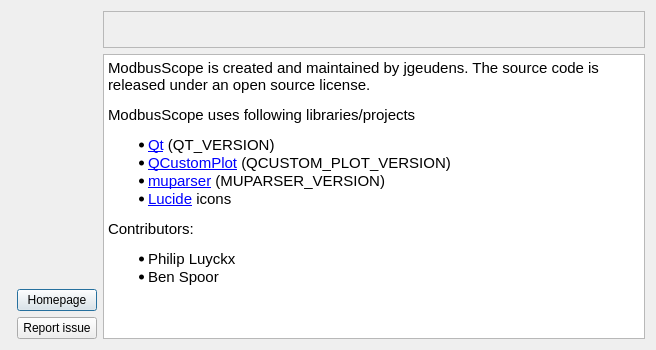
First picture: the form in src/dialogs/aboutdialog.ui, repository ModbusScope/ModbusScope, before the edit.
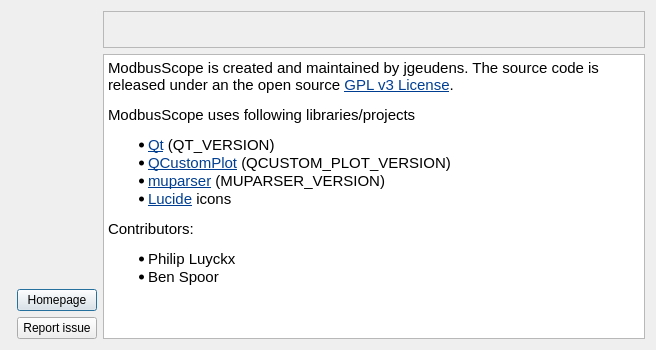
Second picture: the form after the edit. Icons and pictures are not drawn.

Commit message: Update license text + link

Diff of the .ui file:
```diff
--- a/src/dialogs/aboutdialog.ui
+++ b/src/dialogs/aboutdialog.ui
@@ -169,13 +169,13 @@
 li.unchecked::marker { content: &quot;\2610&quot;; }
 li.checked::marker { content: &quot;\2612&quot;; }
 &lt;/style&gt;&lt;/head&gt;&lt;body style=&quot; font-family:'Segoe UI'; font-size:11pt; font-weight:400; font-style:normal;&quot;&gt;
-&lt;p style=&quot; margin-top:12px; margin-bottom:12px; margin-left:0px; margin-right:0px; -qt-block-indent:0; text-indent:0px;&quot;&gt;&lt;span style=&quot; font-family:'Ubuntu';&quot;&gt;ModbusScope is created and maintained by jgeudens. The source code is released under an open source license.&lt;/span&gt;&lt;/p&gt;
+&lt;p style=&quot; margin-top:12px; margin-bottom:12px; margin-left:0px; margin-right:0px; -qt-block-indent:0; text-indent:0px;&quot;&gt;&lt;span style=&quot; font-family:'Ubuntu';&quot;&gt;ModbusScope is created and maintained by jgeudens. The source code is released under an &lt;/span&gt;the open source &lt;a href=&quot;https://github.com/ModbusScope/ModbusScope/blob/master/LICENSE&quot;&gt;&lt;span style=&quot; text-decoration: underline; color:#003e92;&quot;&gt;GPL v3 License&lt;/span&gt;&lt;/a&gt;&lt;span style=&quot; font-family:'Ubuntu';&quot;&gt;.&lt;/span&gt;&lt;/p&gt;
 &lt;p style=&quot; margin-top:12px; margin-bottom:12px; margin-left:0px; margin-right:0px; -qt-block-indent:0; text-indent:0px;&quot;&gt;&lt;span style=&quot; font-family:'Ubuntu';&quot;&gt;ModbusScope uses following libraries/projects&lt;/span&gt;&lt;/p&gt;
 &lt;ul style=&quot;margin-top: 0px; margin-bottom: 0px; margin-left: 0px; margin-right: 0px; -qt-list-indent: 1;&quot;&gt;
-&lt;li style=&quot; font-family:'Ubuntu';&quot; style=&quot; margin-top:0px; margin-bottom:0px; margin-left:0px; margin-right:0px; -qt-block-indent:0; text-indent:0px;&quot;&gt;&lt;a href=&quot;https://www.qt.io/&quot;&gt;&lt;span style=&quot; text-decoration: underline; color:#0000ff;&quot;&gt;Qt&lt;/span&gt;&lt;/a&gt; (QT_VERSION)&lt;/li&gt;
-&lt;li style=&quot; font-family:'Ubuntu';&quot; style=&quot; margin-top:0px; margin-bottom:0px; margin-left:0px; margin-right:0px; -qt-block-indent:0; text-indent:0px;&quot;&gt;&lt;a href=&quot;https://www.qcustomplot.com/&quot;&gt;&lt;span style=&quot; text-decoration: underline; color:#0000ff;&quot;&gt;QCustomPlot&lt;/span&gt;&lt;/a&gt; (QCUSTOM_PLOT_VERSION)&lt;/li&gt;
-&lt;li style=&quot; font-family:'Ubuntu';&quot; style=&quot; margin-top:0px; margin-bottom:0px; margin-left:0px; margin-right:0px; -qt-block-indent:0; text-indent:0px;&quot;&gt;&lt;a href=&quot;https://beltoforion.de/en/muparser/&quot;&gt;&lt;span style=&quot; text-decoration: underline; color:#0000ff;&quot;&gt;muparser&lt;/span&gt;&lt;/a&gt; (MUPARSER_VERSION)&lt;/li&gt;
-&lt;li style=&quot; font-family:'Ubuntu';&quot; style=&quot; margin-top:0px; margin-bottom:0px; margin-left:0px; margin-right:0px; -qt-block-indent:0; text-indent:0px;&quot;&gt;&lt;a href=&quot;https://lucide.dev/&quot;&gt;&lt;span style=&quot; text-decoration: underline; color:#0000ff;&quot;&gt;Lucide&lt;/span&gt;&lt;/a&gt; icons&lt;/li&gt;&lt;/ul&gt;
+&lt;li style=&quot; font-family:'Ubuntu';&quot; style=&quot; margin-top:0px; margin-bottom:0px; margin-left:0px; margin-right:0px; -qt-block-indent:0; text-indent:0px;&quot;&gt;&lt;a href=&quot;https://www.qt.io/&quot;&gt;&lt;span style=&quot; text-decoration: underline; color:#003e92;&quot;&gt;Qt&lt;/span&gt;&lt;/a&gt; (QT_VERSION)&lt;/li&gt;
+&lt;li style=&quot; font-family:'Ubuntu';&quot; style=&quot; margin-top:0px; margin-bottom:0px; margin-left:0px; margin-right:0px; -qt-block-indent:0; text-indent:0px;&quot;&gt;&lt;a href=&quot;https://www.qcustomplot.com/&quot;&gt;&lt;span style=&quot; text-decoration: underline; color:#003e92;&quot;&gt;QCustomPlot&lt;/span&gt;&lt;/a&gt; (QCUSTOM_PLOT_VERSION)&lt;/li&gt;
+&lt;li style=&quot; font-family:'Ubuntu';&quot; style=&quot; margin-top:0px; margin-bottom:0px; margin-left:0px; margin-right:0px; -qt-block-indent:0; text-indent:0px;&quot;&gt;&lt;a href=&quot;https://beltoforion.de/en/muparser/&quot;&gt;&lt;span style=&quot; text-decoration: underline; color:#003e92;&quot;&gt;muparser&lt;/span&gt;&lt;/a&gt; (MUPARSER_VERSION)&lt;/li&gt;
+&lt;li style=&quot; font-family:'Ubuntu';&quot; style=&quot; margin-top:0px; margin-bottom:0px; margin-left:0px; margin-right:0px; -qt-block-indent:0; text-indent:0px;&quot;&gt;&lt;a href=&quot;https://lucide.dev/&quot;&gt;&lt;span style=&quot; text-decoration: underline; color:#003e92;&quot;&gt;Lucide&lt;/span&gt;&lt;/a&gt; icons&lt;/li&gt;&lt;/ul&gt;
 &lt;p style=&quot; margin-top:12px; margin-bottom:12px; margin-left:0px; margin-right:0px; -qt-block-indent:0; text-indent:0px;&quot;&gt;&lt;span style=&quot; font-family:'Ubuntu';&quot;&gt;Contributors:&lt;/span&gt;&lt;/p&gt;
 &lt;ul style=&quot;margin-top: 0px; margin-bottom: 0px; margin-left: 0px; margin-right: 0px; -qt-list-indent: 1;&quot;&gt;
 &lt;li style=&quot; font-family:'Ubuntu';&quot; style=&quot; margin-top:0px; margin-bottom:0px; margin-left:0px; margin-right:0px; -qt-block-indent:0; text-indent:0px;&quot;&gt;Philip Luyckx&lt;/li&gt;
```
